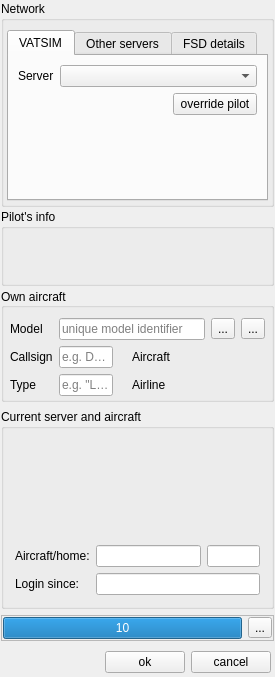
The window that src/blackgui/components/logincomponent.ui (swift-project/pilotclient) describes before a commit, drawn with Qt 5.
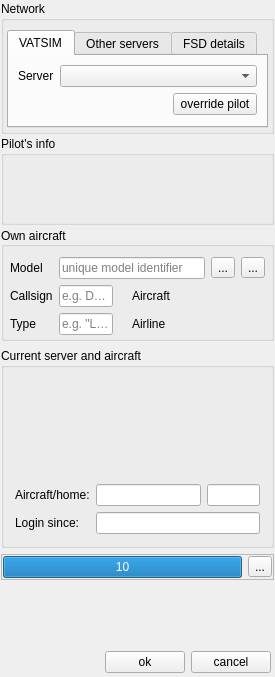
The same window after the commit. Icons and pictures are not drawn. Custom widgets are drawn as their Qt base class.

Commit message: Allows to use a scale factor on high DPI screens

```diff
--- a/src/blackgui/components/logincomponent.ui
+++ b/src/blackgui/components/logincomponent.ui
@@ -53,7 +53,7 @@
       <item>
        <widget class="BlackGui::CLoginModeButtons" name="frp_LoginMode"/>
       </item>
-      <item>
+      <item alignment="Qt::AlignTop">
        <widget class="QTabWidget" name="tw_Network">
         <property name="minimumSize">
          <size>
@@ -254,7 +254,7 @@
       <property name="bottomMargin">
        <number>2</number>
       </property>
-      <item>
+      <item alignment="Qt::AlignTop">
        <widget class="BlackGui::Editors::CPilotForm" name="editor_Pilot">
         <property name="minimumSize">
          <size>
@@ -267,7 +267,7 @@
      </layout>
     </widget>
    </item>
-   <item>
+   <item alignment="Qt::AlignTop">
     <widget class="QGroupBox" name="gb_OwnAircraft">
      <property name="title">
       <string>Own aircraft</string>
@@ -507,7 +507,7 @@
       <property name="bottomMargin">
        <number>5</number>
       </property>
-      <item>
+      <item alignment="Qt::AlignTop">
        <widget class="QGroupBox" name="gb_CurrentLogin">
         <property name="title">
          <string>Current server and aircraft</string>
```
Left out of the diff: 2 changed lines with no effect on the pictures. The commit also changes 2 other files.
